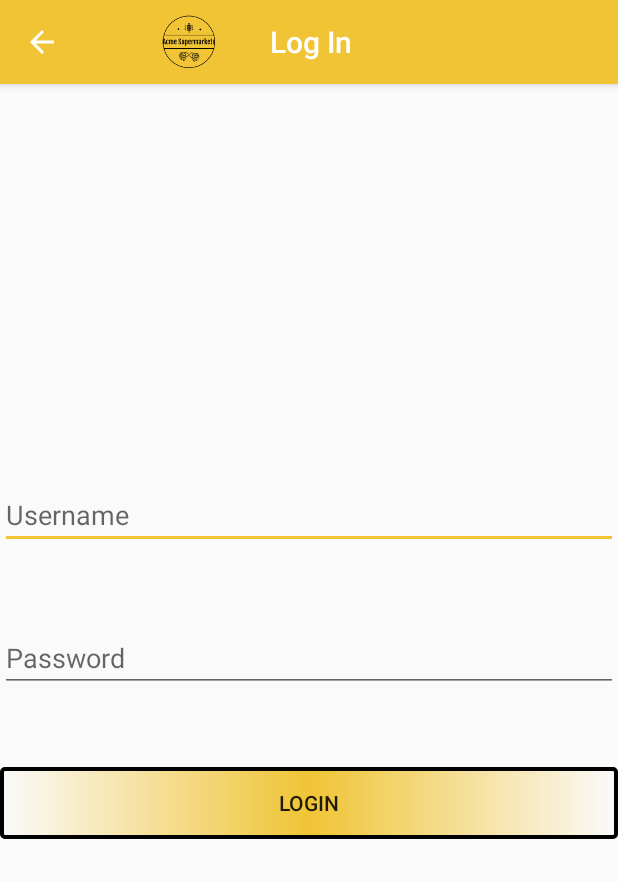
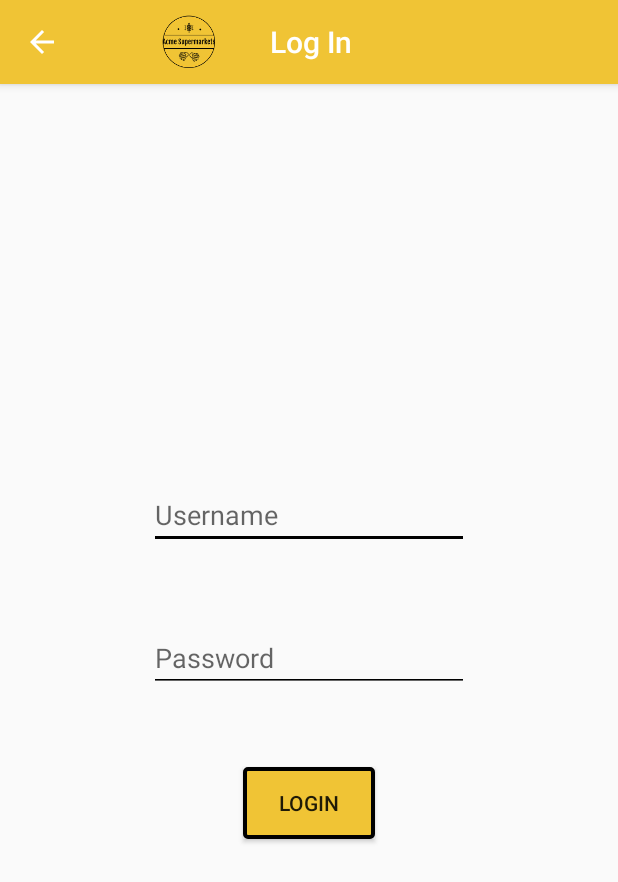
Before and after one commit to francismaria/Supermarket_Android_App, an Android app: the LoginActivity screen opened directly, with no data from a screen before it, on a phone screen of 412 x 824 dp. Shown: the top 882 px of the screen. Run offline under Robolectric (Android 15) with nearby library versions, the phone set to English and light mode, and no system bars.

Commit message:
Add login action

```diff
--- a/Acme/app/src/main/res/drawable/button_border_shape.xml
+++ b/Acme/app/src/main/res/drawable/button_border_shape.xml
@@ -1,7 +1,7 @@
 <?xml version="1.0" encoding="utf-8"?>
 <shape xmlns:android="http://schemas.android.com/apk/res/android"
     android:shape="rectangle">
-    <gradient android:centerColor="@color/brand_yellow"/>
+    <solid android:color="@color/brand_yellow" />
     <corners android:radius="2dp" />
     <stroke android:width="4px" android:color="#000000" />
 </shape>
--- a/Acme/app/src/main/res/layout/activity_login.xml
+++ b/Acme/app/src/main/res/layout/activity_login.xml
@@ -10,27 +10,30 @@
 
     <EditText
         android:id="@+id/usernameForm"
-        android:layout_width="match_parent"
+        android:layout_width="wrap_content"
         android:layout_height="wrap_content"
+        android:layout_marginBottom="50dp"
+        android:backgroundTint="@color/black"
         android:ems="10"
-        android:inputType="textPersonName"
-        android:layout_marginBottom="50dp"
-        android:hint="@string/username" />
+        android:hint="@string/username"
+        android:inputType="textPersonName" />
 
     <EditText
         android:id="@+id/passwordForm"
-        android:layout_width="match_parent"
+        android:layout_width="wrap_content"
         android:layout_height="wrap_content"
+        android:layout_marginBottom="50dp"
+        android:backgroundTint="@color/black"
         android:ems="10"
-        android:inputType="textPassword"
         android:hint="@string/password"
-        android:layout_marginBottom="50dp" />
+        android:inputType="textPassword" />
 
     <Button
         android:id="@+id/loginBtn"
-        android:layout_width="match_parent"
+        android:layout_width="wrap_content"
         android:layout_height="wrap_content"
         android:background="@drawable/button_border_shape"
-        android:text="@string/login" />
+        android:text="@string/login"
+        android:onClick="submitLoginInformation" />
 
 </LinearLayout>
```
Also changed, not shown: Acme/app/src/main/java/feup/mieic/cmov/acme/LoginActivity.java (+19 -0 lines), Acme/app/src/main/java/feup/mieic/cmov/acme/connect/LoginAction.java (+18 -4 lines).
